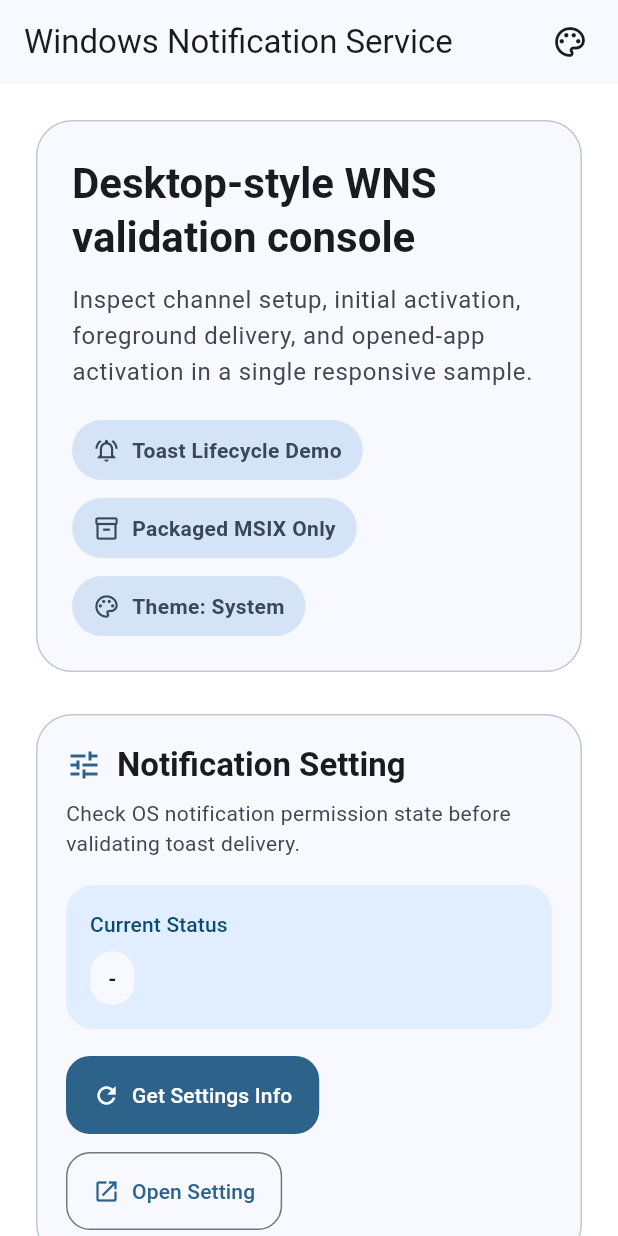
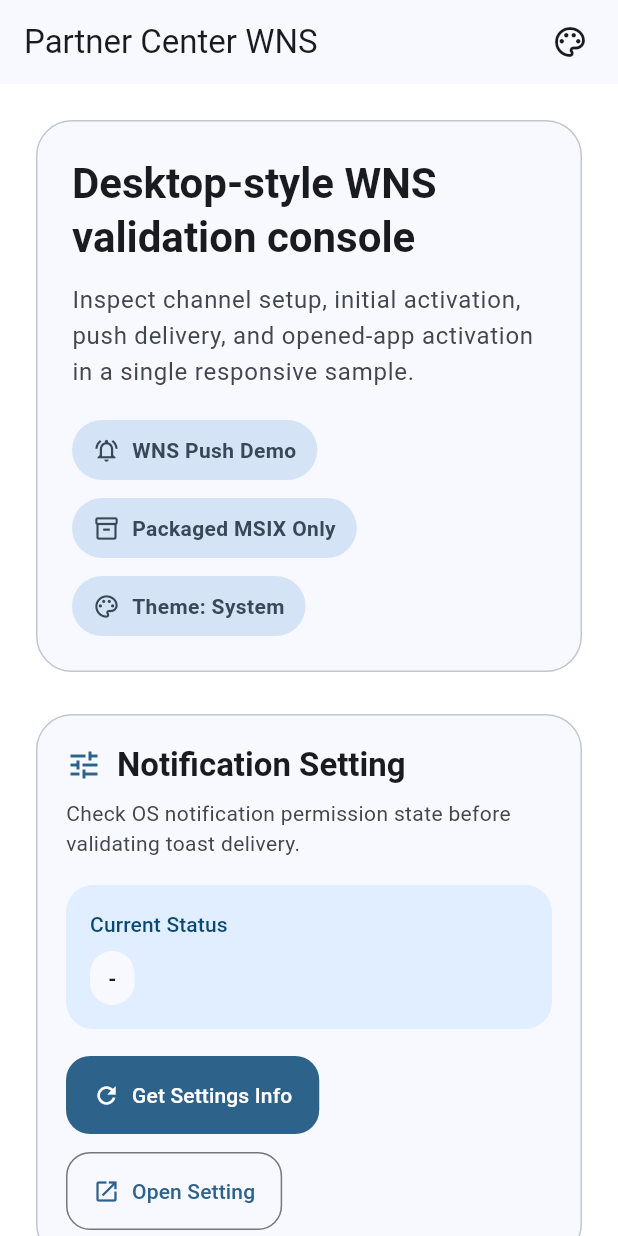
Before and after one commit to fapirus/wns_flutter, a Flutter app: the screen it shows after launch, on a phone screen of 412 x 824 dp. Run offline on Flutter 3.47's test engine with Material 3 defaults, Android fonts, the phone set to English and light mode, and no system bars.

Commit message:
test(example): cover all WNS message types
- Add codec coverage for toast, raw, badge, and tile native message maps. - Extend the sample timeline test so each Partner Center message type is visible in the validation UI. - Update sample copy from toast-focused wording to Partner Center WNS push validation.

- toast, raw, badge, tile native message map에 대한 codec 검증을 추가했다. - 샘플 timeline 테스트에서 Partner Center message type이 모두 검증 UI에 표시되는지 확인한다. - 샘플 문구를 toast 중심 표현에서 Partner Center WNS push 검증 기준으로 갱신했다.

```diff
--- a/example/lib/main.dart
+++ b/example/lib/main.dart
@@ -31,7 +31,7 @@ class _MyAppState extends State<MyApp> {
       themeMode: _themeMode,
       home: Scaffold(
         appBar: AppBar(
-          title: const Text('Windows Notification Service'),
+          title: const Text('Partner Center WNS'),
           actions: [
             PopupMenuButton<ThemeMode>(
               key: const ValueKey('theme-mode-menu'),
@@ -136,7 +136,7 @@ class _HeroHeader extends StatelessWidget {
                 ),
                 const SizedBox(height: 12),
                 Text(
-                  'Inspect channel setup, initial activation, foreground delivery, and opened-app activation in a single responsive sample.',
+                  'Inspect channel setup, initial activation, push delivery, and opened-app activation in a single responsive sample.',
                   style: theme.textTheme.bodyLarge?.copyWith(
                     color: colorScheme.onSurfaceVariant,
                   ),
@@ -148,7 +148,7 @@ class _HeroHeader extends StatelessWidget {
                   children: [
                     _HeaderBadge(
                       icon: Icons.notifications_active_outlined,
-                      label: 'Toast Lifecycle Demo',
+                      label: 'WNS Push Demo',
                     ),
                     _HeaderBadge(
                       icon: Icons.inventory_2_outlined,
@@ -185,7 +185,7 @@ class _HeroHeader extends StatelessWidget {
                       borderRadius: BorderRadius.circular(20),
                     ),
                     child: Text(
-                      'Use the right-side timeline to compare streamed foreground events with activation events. This layout is optimized for desktop-width validation sessions.',
+                      'Use the right-side timeline to compare streamed push events with activation events. This layout is optimized for desktop-width validation sessions.',
                       style: theme.textTheme.bodyMedium?.copyWith(
                         color: colorScheme.onSurface,
                         height: 1.5,
--- a/example/lib/windows_notification_service_card.dart
+++ b/example/lib/windows_notification_service_card.dart
@@ -70,14 +70,14 @@ class _WindowsNotificationServiceCardState
                 ),
                 const SizedBox(height: 16),
                 Text(
-                  'Windows Notification Service',
+                  'Partner Center WNS',
                   style: theme.textTheme.titleLarge?.copyWith(
                     fontWeight: FontWeight.w700,
                   ),
                 ),
                 const SizedBox(height: 8),
                 Text(
-                  'Desktop-oriented validation console for SDK initialization, channel retrieval, cold start activation, foreground delivery, and opened-app lifecycle events.',
+                  'Desktop-oriented validation console for SDK initialization, channel retrieval, cold start activation, push delivery, and opened-app lifecycle events.',
                   style: theme.textTheme.bodyMedium?.copyWith(
                     color: colorScheme.onSurfaceVariant,
                   ),
@@ -406,12 +406,12 @@ class _EventTimelineSection extends StatelessWidget {
     return _SectionPanel(
       title: 'Event Timeline',
       subtitle:
-          'Foreground and opened-app events are appended here in newest-first order.',
+          'Push and opened-app events are appended here in newest-first order.',
       child: entries.isEmpty
           ? const Padding(
               padding: EdgeInsets.symmetric(vertical: 24),
               child: Text(
-                'No lifecycle events yet. Send a toast or click a notification to populate the list.',
+                'No lifecycle events yet. Send a push notification or click a notification to populate the list.',
                 key: ValueKey('empty-timeline-message'),
               ),
             )
```
Also changed, not shown: 2 other files.
